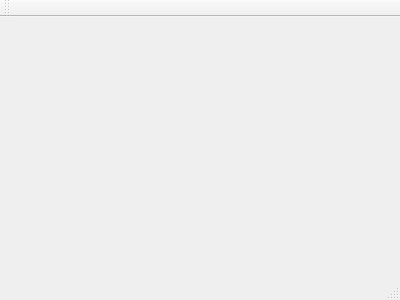
This is mainwindow.ui in HocChr/NumeralSystemConverter as Qt 5 draws it before an edit. The edited form follows.
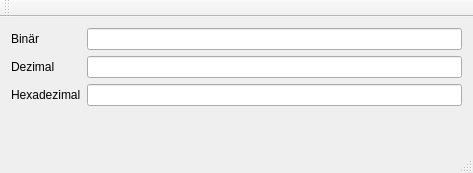
This is the edited form.

```diff
--- a/mainwindow.ui
+++ b/mainwindow.ui
@@ -1,24 +1,76 @@
 <ui version="4.0">
  <class>MainWindow</class>
- <widget class="QMainWindow" name="MainWindow" >
-  <property name="geometry" >
+ <widget class="QMainWindow" name="MainWindow">
+  <property name="geometry">
    <rect>
     <x>0</x>
     <y>0</y>
-    <width>400</width>
-    <height>300</height>
+    <width>473</width>
+    <height>173</height>
    </rect>
   </property>
   <property name="windowTitle" >
    <string>MainWindow</string>
   </property>
-  <widget class="QMenuBar" name="menuBar" />
-  <widget class="QToolBar" name="mainToolBar" />
-  <widget class="QWidget" name="centralWidget" />
-  <widget class="QStatusBar" name="statusBar" />
+  <widget class="QWidget" name="centralWidget">
+   <layout class="QVBoxLayout" name="verticalLayout">
+    <item>
+     <layout class="QFormLayout" name="formLayout_2">
+      <item row="0" column="0">
+       <widget class="QLabel" name="label_3">
+        <property name="text">
+         <string>Binär</string>
+        </property>
+       </widget>
+      </item>
+      <item row="0" column="1">
+       <widget class="QLineEdit" name="lineEdit"/>
+      </item>
+      <item row="1" column="0">
+       <widget class="QLabel" name="label">
+        <property name="text">
+         <string>Dezimal</string>
+        </property>
+       </widget>
+      </item>
+      <item row="1" column="1">
+       <widget class="QLineEdit" name="lineEdit_2"/>
+      </item>
+      <item row="2" column="0">
+       <widget class="QLabel" name="label_2">
+        <property name="text">
+         <string>Hexadezimal</string>
+        </property>
+       </widget>
+      </item>
+      <item row="2" column="1">
+       <widget class="QLineEdit" name="lineEdit_3"/>
+      </item>
+     </layout>
+    </item>
+   </layout>
+  </widget>
+  <widget class="QToolBar" name="mainToolBar">
+   <attribute name="toolBarArea">
+    <enum>TopToolBarArea</enum>
+   </attribute>
+   <attribute name="toolBarBreak">
+    <bool>false</bool>
+   </attribute>
+  </widget>
+  <widget class="QStatusBar" name="statusBar"/>
+  <widget class="QMenuBar" name="menuBar">
+   <property name="geometry">
+    <rect>
+     <x>0</x>
+     <y>0</y>
+     <width>473</width>
+     <height>23</height>
+    </rect>
+   </property>
+  </widget>
  </widget>
- <layoutDefault spacing="6" margin="11" />
- <pixmapfunction></pixmapfunction>
+ <layoutdefault spacing="6" margin="11"/>
  <resources/>
  <connections/>
 </ui>
```
Left out of the diff: 3 changed lines with no effect on the pictures.
